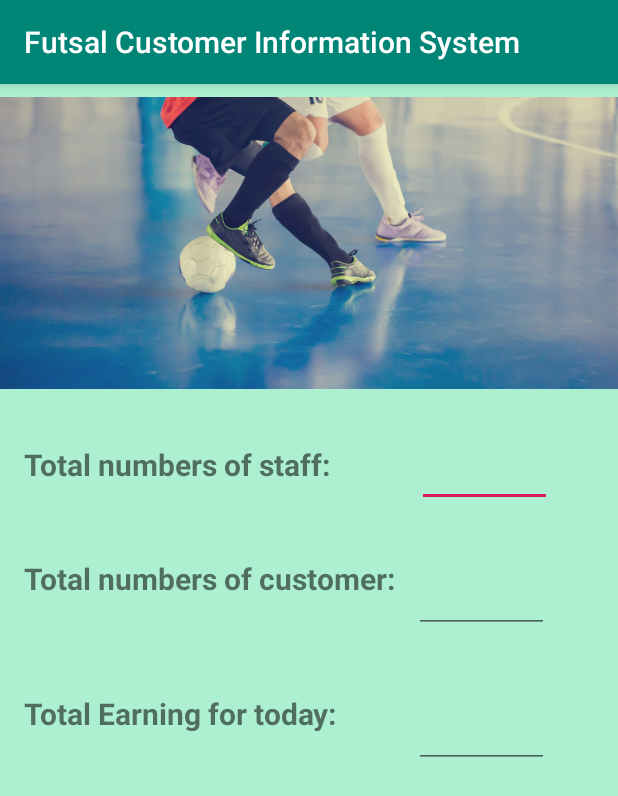
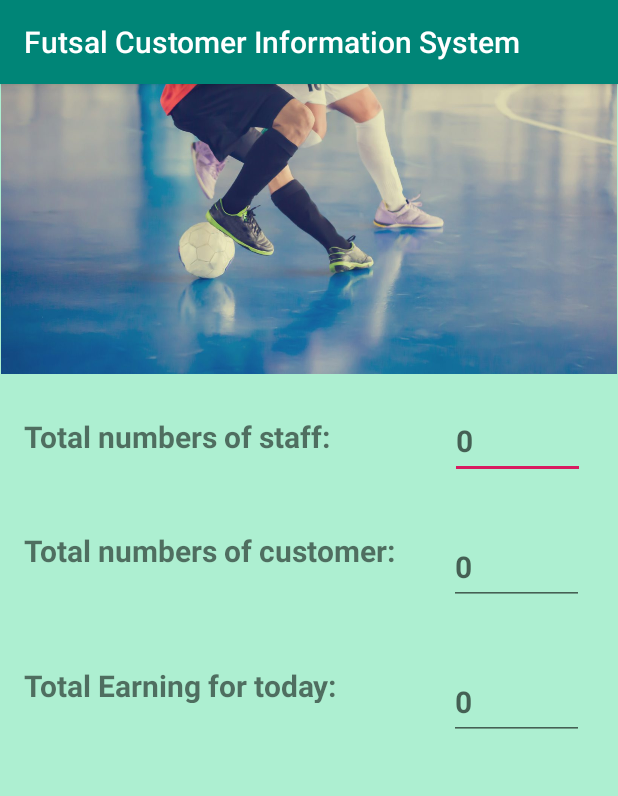
Before and after one commit to gShakya1997/futsalrecordsystem, an Android app: the fragment HomeFragment shown on its own in the app's theme, on a phone screen of 412 x 824 dp. Shown: the top 796 px of the screen. Run offline under Robolectric (Android 15) with nearby library versions, the phone set to English and light mode, and no system bars.

Commit message:
[#9]Compatible for tablet

```diff
--- a/app/src/main/res/layout/activity_main.xml
+++ b/app/src/main/res/layout/activity_main.xml
@@ -4,11 +4,11 @@
     android:layout_height="match_parent"
     android:fillViewport="true">
 
-    <LinearLayout xmlns:android="http://schemas.android.com/apk/res/android"
+    <LinearLayout
         xmlns:app="http://schemas.android.com/apk/res-auto"
         xmlns:tools="http://schemas.android.com/tools"
         android:layout_width="match_parent"
-        android:layout_height="match_parent"
+        android:layout_height="wrap_content"
         android:orientation="vertical"
         tools:context=".MainActivity">
 
--- a/app/src/main/res/layout/fragment_about_us.xml
+++ b/app/src/main/res/layout/fragment_about_us.xml
@@ -4,10 +4,10 @@
     android:layout_height="match_parent"
     android:fillViewport="true">
 
-    <androidx.constraintlayout.widget.ConstraintLayout xmlns:android="http://schemas.android.com/apk/res/android"
+    <androidx.constraintlayout.widget.ConstraintLayout
         xmlns:app="http://schemas.android.com/apk/res-auto"
         android:layout_width="match_parent"
-        android:layout_height="match_parent"
+        android:layout_height="wrap_content"
         android:background="#ADEFD1">
 
         <TextView
--- a/app/src/main/res/layout/fragment_customer_data.xml
+++ b/app/src/main/res/layout/fragment_customer_data.xml
@@ -4,9 +4,9 @@
     android:layout_height="match_parent"
     android:fillViewport="true">
 
-    <LinearLayout xmlns:android="http://schemas.android.com/apk/res/android"
+    <LinearLayout
         android:layout_width="match_parent"
-        android:layout_height="match_parent"
+        android:layout_height="wrap_content"
         android:background="#ADEFD1"
         android:orientation="vertical">
 
--- a/app/src/main/res/layout/fragment_feedback.xml
+++ b/app/src/main/res/layout/fragment_feedback.xml
@@ -4,10 +4,10 @@
     android:layout_height="match_parent"
     android:fillViewport="true">
 
-    <androidx.constraintlayout.widget.ConstraintLayout xmlns:android="http://schemas.android.com/apk/res/android"
+    <androidx.constraintlayout.widget.ConstraintLayout
         xmlns:app="http://schemas.android.com/apk/res-auto"
         android:layout_width="match_parent"
-        android:layout_height="match_parent"
+        android:layout_height="wrap_content"
         android:background="#ADEFD1">
 
         <TextView
--- a/app/src/main/res/layout/fragment_home.xml
+++ b/app/src/main/res/layout/fragment_home.xml
@@ -1,22 +1,23 @@
 <?xml version="1.0" encoding="utf-8"?>
 <ScrollView xmlns:android="http://schemas.android.com/apk/res/android"
+    xmlns:app="http://schemas.android.com/apk/res-auto"
     android:layout_width="match_parent"
     android:layout_height="match_parent"
     android:fillViewport="true">
 
-    <androidx.constraintlayout.widget.ConstraintLayout xmlns:android="http://schemas.android.com/apk/res/android"
-        xmlns:app="http://schemas.android.com/apk/res-auto"
-        xmlns:tools="http://schemas.android.com/tools"
+    <androidx.constraintlayout.widget.ConstraintLayout
         android:layout_width="match_parent"
-        android:layout_height="match_parent"
+        android:layout_height="wrap_content"
         android:background="#ADEFD1">
 
         <ImageView
             android:id="@+id/ivCover"
-            android:layout_width="414dp"
-            android:layout_height="212dp"
+            android:layout_width="wrap_content"
+            android:layout_height="wrap_content"
+            android:adjustViewBounds="true"
+            android:contentDescription="@string/cover_admin_home"
             app:layout_constraintEnd_toEndOf="parent"
-            app:layout_constraintHorizontal_bias="0.666"
+            app:layout_constraintHorizontal_bias="0.605"
             app:layout_constraintStart_toStartOf="parent"
             app:layout_constraintTop_toTopOf="parent"
             app:srcCompat="@drawable/futsal" />
@@ -28,7 +29,7 @@
             android:layout_marginStart="16dp"
             android:layout_marginLeft="16dp"
             android:layout_marginTop="28dp"
-            android:text="Total numbers of staff:"
+            android:text="@string/total_numbers_of_staff"
             android:textSize="20sp"
             android:textStyle="bold"
             app:layout_constraintStart_toStartOf="parent"
@@ -43,8 +44,10 @@
             android:layout_marginTop="20dp"
             android:editable="false"
             android:ems="10"
+            android:hint="@string/_0"
             android:textSize="20sp"
             android:textStyle="bold"
+            app:layout_constraintEnd_toEndOf="parent"
             app:layout_constraintStart_toEndOf="@+id/tvTotalStaff"
             app:layout_constraintTop_toBottomOf="@+id/ivCover" />
 
@@ -55,7 +58,7 @@
             android:layout_marginStart="16dp"
             android:layout_marginLeft="16dp"
             android:layout_marginTop="104dp"
-            android:text="Total numbers of customer:"
+            android:text="@string/total_numbers_of_customer"
             android:textSize="20sp"
             android:textStyle="bold"
             app:layout_constraintStart_toStartOf="parent"
@@ -70,8 +73,10 @@
             android:layout_marginTop="104dp"
             android:editable="false"
             android:ems="10"
+            android:hint="@string/_0"
             android:textSize="20sp"
             android:textStyle="bold"
+            app:layout_constraintEnd_toEndOf="parent"
             app:layout_constraintStart_toEndOf="@+id/tvTotalStaff"
             app:layout_constraintTop_toBottomOf="@+id/ivCover" />
 
@@ -82,7 +87,7 @@
             android:layout_marginStart="16dp"
             android:layout_marginLeft="16dp"
             android:layout_marginTop="194dp"
-            android:text="Total Earning for today:"
+            android:text="@string/total_earning_for_today"
             android:textSize="20sp"
             android:textStyle="bold"
             app:layout_constraintStart_toStartOf="parent"
@@ -97,8 +102,10 @@
             android:layout_marginTop="194dp"
             android:editable="false"
             android:ems="10"
+            android:hint="@string/_0"
             android:textSize="20sp"
             android:textStyle="bold"
+            app:layout_constraintEnd_toEndOf="parent"
             app:layout_constraintStart_toEndOf="@+id/tvTotalStaff"
             app:layout_constraintTop_toBottomOf="@+id/ivCover" />
 
--- a/app/src/main/res/layout/fragment_staff_data.xml
+++ b/app/src/main/res/layout/fragment_staff_data.xml
@@ -4,9 +4,9 @@
     android:layout_height="match_parent"
     android:fillViewport="true">
 
-    <LinearLayout xmlns:android="http://schemas.android.com/apk/res/android"
+    <LinearLayout
         android:layout_width="match_parent"
-        android:layout_height="match_parent"
+        android:layout_height="wrap_content"
         android:background="#ADEFD1"
         android:orientation="vertical">
 
--- a/app/src/main/res/layout/fragment_total_earning.xml
+++ b/app/src/main/res/layout/fragment_total_earning.xml
@@ -4,10 +4,9 @@
     android:layout_height="match_parent"
     android:fillViewport="true">
 
-    <androidx.constraintlayout.widget.ConstraintLayout xmlns:android="http://schemas.android.com/apk/res/android"
-        xmlns:app="http://schemas.android.com/apk/res-auto"
+    <androidx.constraintlayout.widget.ConstraintLayout xmlns:app="http://schemas.android.com/apk/res-auto"
         android:layout_width="match_parent"
-        android:layout_height="match_parent"
+        android:layout_height="wrap_content"
         android:background="#ADEFD1">
 
         <TextView
--- a/app/src/main/res/layout/nav_header_admin_dashboard.xml
+++ b/app/src/main/res/layout/nav_header_admin_dashboard.xml
@@ -1,6 +1,5 @@
 <?xml version="1.0" encoding="utf-8"?>
 <LinearLayout xmlns:android="http://schemas.android.com/apk/res/android"
-    xmlns:app="http://schemas.android.com/apk/res-auto"
     android:layout_width="match_parent"
     android:layout_height="@dimen/nav_header_height"
     android:background="#ADEFD1"
@@ -25,7 +24,7 @@
         android:layout_height="wrap_content"
         android:paddingTop="@dimen/nav_header_vertical_spacing"
         android:textColor="#000000"
-        android:text="Futsal System"
+        android:text="@string/system_name"
         android:textAppearance="@style/TextAppearance.AppCompat.Body1" />
 
     <TextView
@@ -33,6 +32,6 @@
         android:layout_width="wrap_content"
         android:layout_height="wrap_content"
         android:textColor="#000000"
-        android:text="futsalsystem@gmail.com" />
+        android:text="@string/system_email" />
 
 </LinearLayout>
```
Also changed, not shown: app/src/main/res/layout/customerview.xml (+7 -8 lines), app/src/main/res/layout/fragment_admin_login.xml (+6 -5 lines), app/src/main/res/layout/fragment_staff_login.xml (+6 -5 lines), app/src/main/res/layout/staffview.xml (+8 -9 lines), app/src/main/res/values/strings.xml (+27 -0 lines).
